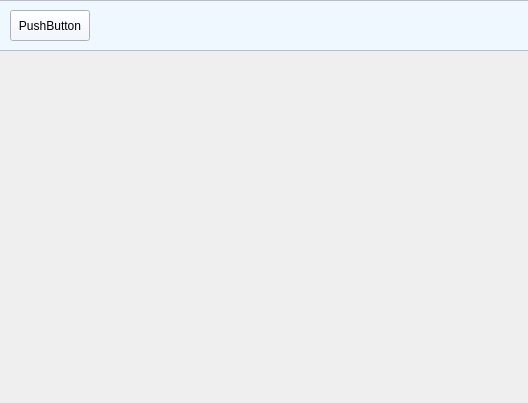
Old version of the form mainwindow.ui in the repository TheoFRASSI/GaleriePhotoIHM.
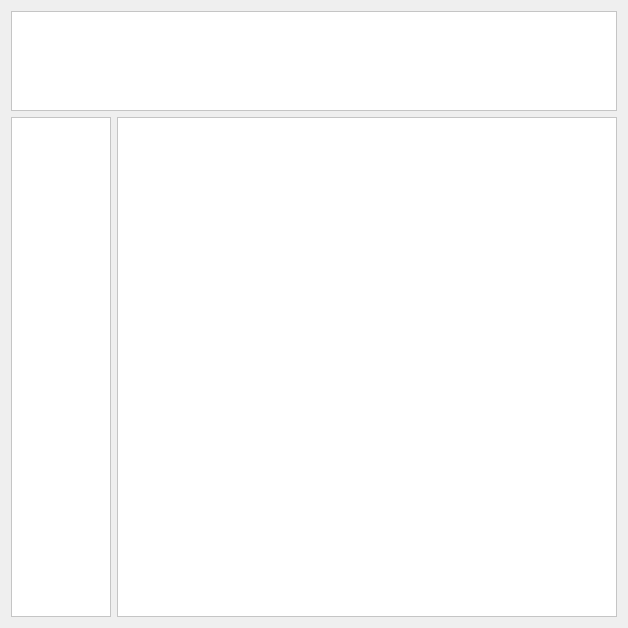
New version of the form. Icons and pictures are not drawn.

Commit message: bouton menu

Diff of the .ui file:
```diff
--- a/mainwindow.ui
+++ b/mainwindow.ui
@@ -18,14 +18,27 @@
     <normaloff>../../../Pictures/ImageProjetQt/gallery-icon.png</normaloff>../../../Pictures/ImageProjetQt/gallery-icon.png</iconset>
   </property>
   <widget class="QWidget" name="centralWidget">
+   <layout class="QGridLayout" name="gridLayout">
+    <item row="0" column="0">
+     <layout class="QVBoxLayout" name="verticalLayout">
+      <item>
+       <layout class="QHBoxLayout" name="horizontalLayout">
+        <property name="spacing">
+         <number>4</number>
+        </property>
+        <item>
    <widget class="QFrame" name="frame">
-    <property name="geometry">
-     <rect>
-      <x>-10</x>
-      <y>0</y>
-      <width>541</width>
-      <height>51</height>
-     </rect>
+          <property name="minimumSize">
+           <size>
+            <width>0</width>
+            <height>100</height>
+           </size>
+          </property>
+          <property name="maximumSize">
+           <size>
+            <width>16777215</width>
+            <height>100</height>
+           </size>
     </property>
     <property name="palette">
      <palette>
@@ -42,8 +55,8 @@
        <colorrole role="Button">
         <brush brushstyle="SolidPattern">
          <color alpha="255">
-          <red>240</red>
-          <green>248</green>
+                <red>255</red>
+                <green>255</green>
           <blue>255</blue>
          </color>
         </brush>
@@ -60,8 +73,8 @@
        <colorrole role="Midlight">
         <brush brushstyle="SolidPattern">
          <color alpha="255">
-          <red>247</red>
-          <green>251</green>
+                <red>255</red>
+                <green>255</green>
           <blue>255</blue>
          </color>
         </brush>
@@ -69,8 +82,8 @@
        <colorrole role="Dark">
         <brush brushstyle="SolidPattern">
          <color alpha="255">
-          <red>120</red>
-          <green>124</green>
+                <red>127</red>
+                <green>127</green>
           <blue>127</blue>
          </color>
         </brush>
@@ -78,8 +91,8 @@
        <colorrole role="Mid">
         <brush brushstyle="SolidPattern">
          <color alpha="255">
-          <red>160</red>
-          <green>165</green>
+                <red>170</red>
+                <green>170</green>
           <blue>170</blue>
          </color>
         </brush>
@@ -123,8 +136,8 @@
        <colorrole role="Window">
         <brush brushstyle="SolidPattern">
          <color alpha="255">
-          <red>240</red>
-          <green>248</green>
+                <red>255</red>
+                <green>255</green>
           <blue>255</blue>
          </color>
         </brush>
@@ -141,8 +154,8 @@
        <colorrole role="AlternateBase">
         <brush brushstyle="SolidPattern">
          <color alpha="255">
-          <red>247</red>
-          <green>251</green>
+                <red>255</red>
+                <green>255</green>
           <blue>255</blue>
          </color>
         </brush>
@@ -188,8 +201,8 @@
        <colorrole role="Button">
         <brush brushstyle="SolidPattern">
          <color alpha="255">
-          <red>240</red>
-          <green>248</green>
+                <red>255</red>
+                <green>255</green>
           <blue>255</blue>
          </color>
         </brush>
@@ -206,8 +219,8 @@
        <colorrole role="Midlight">
         <brush brushstyle="SolidPattern">
          <color alpha="255">
-          <red>247</red>
-          <green>251</green>
+                <red>255</red>
+                <green>255</green>
           <blue>255</blue>
          </color>
         </brush>
@@ -215,8 +228,8 @@
        <colorrole role="Dark">
         <brush brushstyle="SolidPattern">
          <color alpha="255">
-          <red>120</red>
-          <green>124</green>
+                <red>127</red>
+                <green>127</green>
           <blue>127</blue>
          </color>
         </brush>
@@ -224,8 +237,8 @@
        <colorrole role="Mid">
         <brush brushstyle="SolidPattern">
          <color alpha="255">
-          <red>160</red>
-          <green>165</green>
+                <red>170</red>
+                <green>170</green>
           <blue>170</blue>
          </color>
         </brush>
@@ -269,8 +282,8 @@
        <colorrole role="Window">
         <brush brushstyle="SolidPattern">
          <color alpha="255">
-          <red>240</red>
-          <green>248</green>
+                <red>255</red>
+                <green>255</green>
           <blue>255</blue>
          </color>
         </brush>
@@ -287,8 +300,8 @@
        <colorrole role="AlternateBase">
         <brush brushstyle="SolidPattern">
          <color alpha="255">
-          <red>247</red>
-          <green>251</green>
+                <red>255</red>
+                <green>255</green>
           <blue>255</blue>
          </color>
         </brush>
@@ -325,8 +338,8 @@
        <colorrole role="WindowText">
         <brush brushstyle="SolidPattern">
          <color alpha="255">
-          <red>120</red>
-          <green>124</green>
+                <red>127</red>
+                <green>127</green>
           <blue>127</blue>
          </color>
         </brush>
@@ -334,8 +347,8 @@
        <colorrole role="Button">
         <brush brushstyle="SolidPattern">
          <color alpha="255">
-          <red>240</red>
-          <green>248</green>
+                <red>255</red>
+                <green>255</green>
           <blue>255</blue>
          </color>
         </brush>
@@ -352,8 +365,8 @@
        <colorrole role="Midlight">
         <brush brushstyle="SolidPattern">
          <color alpha="255">
-          <red>247</red>
-          <green>251</green>
+                <red>255</red>
+                <green>255</green>
           <blue>255</blue>
          </color>
         </brush>
@@ -361,8 +374,8 @@
        <colorrole role="Dark">
         <brush brushstyle="SolidPattern">
          <color alpha="255">
-          <red>120</red>
-          <green>124</green>
+                <red>127</red>
+                <green>127</green>
           <blue>127</blue>
          </color>
         </brush>
@@ -370,8 +383,8 @@
        <colorrole role="Mid">
         <brush brushstyle="SolidPattern">
          <color alpha="255">
-          <red>160</red>
-          <green>165</green>
+                <red>170</red>
+                <green>170</green>
           <blue>170</blue>
          </color>
         </brush>
@@ -379,8 +392,8 @@
        <colorrole role="Text">
         <brush brushstyle="SolidPattern">
          <color alpha="255">
-          <red>120</red>
-          <green>124</green>
+                <red>127</red>
+                <green>127</green>
           <blue>127</blue>
          </color>
         </brush>
@@ -397,8 +410,8 @@
        <colorrole role="ButtonText">
         <brush brushstyle="SolidPattern">
          <color alpha="255">
-          <red>120</red>
-          <green>124</green>
+                <red>127</red>
+                <green>127</green>
           <blue>127</blue>
          </color>
         </brush>
@@ -406,8 +419,8 @@
        <colorrole role="Base">
         <brush brushstyle="SolidPattern">
          <color alpha="255">
-          <red>240</red>
-          <green>248</green>
+                <red>255</red>
+                <green>255</green>
           <blue>255</blue>
          </color>
         </brush>
@@ -415,8 +428,8 @@
        <colorrole role="Window">
         <brush brushstyle="SolidPattern">
          <color alpha="255">
-          <red>240</red>
-          <green>248</green>
+                <red>255</red>
+                <green>255</green>
           <blue>255</blue>
          </color>
         </brush>
@@ -433,8 +446,8 @@
        <colorrole role="AlternateBase">
         <brush brushstyle="SolidPattern">
          <color alpha="255">
-          <red>240</red>
-          <green>248</green>
+                <red>255</red>
+                <green>255</green>
           <blue>255</blue>
          </color>
         </brush>
@@ -478,20 +491,977 @@
     <property name="frameShadow">
      <enum>QFrame::Raised</enum>
     </property>
-    <widget class="QPushButton" name="pushButton">
+          <widget class="QLabel" name="label">
      <property name="geometry">
       <rect>
-       <x>20</x>
-       <y>10</y>
-       <width>80</width>
-       <height>31</height>
+             <x>180</x>
+             <y>110</y>
+             <width>35</width>
+             <height>10</height>
       </rect>
      </property>
      <property name="text">
-      <string>PushButton</string>
-     </property>
-    </widget>
-   </widget>
+            <string>TextLabel</string>
+           </property>
+          </widget>
+          <widget class="QWidget" name="horizontalLayoutWidget_3">
+           <property name="geometry">
+            <rect>
+             <x>0</x>
+             <y>0</y>
+             <width>101</width>
+             <height>101</height>
+            </rect>
+           </property>
+           <layout class="QHBoxLayout" name="menu"/>
+          </widget>
+         </widget>
+        </item>
+       </layout>
+      </item>
+      <item>
+       <layout class="QHBoxLayout" name="horizontalLayout_2">
+        <item>
+         <layout class="QVBoxLayout" name="verticalLayout_3">
+          <item>
+           <widget class="QFrame" name="frame_2">
+            <property name="minimumSize">
+             <size>
+              <width>100</width>
+              <height>300</height>
+             </size>
+            </property>
+            <property name="maximumSize">
+             <size>
+              <width>50</width>
+              <height>16777215</height>
+             </size>
+            </property>
+            <property name="palette">
+             <palette>
+              <active>
+               <colorrole role="WindowText">
+                <brush brushstyle="SolidPattern">
+                 <color alpha="255">
+                  <red>0</red>
+                  <green>0</green>
+                  <blue>0</blue>
+                 </color>
+                </brush>
+               </colorrole>
+               <colorrole role="Button">
+                <brush brushstyle="SolidPattern">
+                 <color alpha="255">
+                  <red>255</red>
+                  <green>255</green>
+                  <blue>255</blue>
+                 </color>
+                </brush>
+               </colorrole>
+               <colorrole role="Light">
+                <brush brushstyle="SolidPattern">
+                 <color alpha="255">
+                  <red>255</red>
+                  <green>255</green>
+                  <blue>255</blue>
+                 </color>
+                </brush>
+               </colorrole>
+               <colorrole role="Midlight">
+                <brush brushstyle="SolidPattern">
+                 <color alpha="255">
+                  <red>255</red>
+                  <green>255</green>
+                  <blue>255</blue>
+                 </color>
+                </brush>
+               </colorrole>
+               <colorrole role="Dark">
+                <brush brushstyle="SolidPattern">
+                 <color alpha="255">
+                  <red>127</red>
+                  <green>127</green>
+                  <blue>127</blue>
+                 </color>
+                </brush>
+               </colorrole>
+               <colorrole role="Mid">
+                <brush brushstyle="SolidPattern">
+                 <color alpha="255">
+                  <red>170</red>
+                  <green>170</green>
+                  <blue>170</blue>
+                 </color>
+                </brush>
+               </colorrole>
+               <colorrole role="Text">
+                <brush brushstyle="SolidPattern">
+                 <color alpha="255">
+                  <red>0</red>
+                  <green>0</green>
+                  <blue>0</blue>
+                 </color>
+                </brush>
+               </colorrole>
+               <colorrole role="BrightText">
+                <brush brushstyle="SolidPattern">
+                 <color alpha="255">
+                  <red>255</red>
+                  <green>255</green>
+                  <blue>255</blue>
+                 </color>
+                </brush>
+               </colorrole>
+               <colorrole role="ButtonText">
+                <brush brushstyle="SolidPattern">
+                 <color alpha="255">
+                  <red>0</red>
+                  <green>0</green>
+                  <blue>0</blue>
+                 </color>
+                </brush>
+               </colorrole>
+               <colorrole role="Base">
+                <brush brushstyle="SolidPattern">
+                 <color alpha="255">
+                  <red>255</red>
+                  <green>255</green>
+                  <blue>255</blue>
+                 </color>
+                </brush>
+               </colorrole>
+               <colorrole role="Window">
+                <brush brushstyle="SolidPattern">
+                 <color alpha="255">
+                  <red>255</red>
+                  <green>255</green>
+                  <blue>255</blue>
+                 </color>
+                </brush>
+               </colorrole>
+               <colorrole role="Shadow">
+                <brush brushstyle="SolidPattern">
+                 <color alpha="255">
+                  <red>0</red>
+                  <green>0</green>
+                  <blue>0</blue>
+                 </color>
+                </brush>
+               </colorrole>
+               <colorrole role="AlternateBase">
+                <brush brushstyle="SolidPattern">
+                 <color alpha="255">
+                  <red>255</red>
+                  <green>255</green>
+                  <blue>255</blue>
+                 </color>
+                </brush>
+               </colorrole>
+               <colorrole role="ToolTipBase">
+                <brush brushstyle="SolidPattern">
+                 <color alpha="255">
+                  <red>255</red>
+                  <green>255</green>
+                  <blue>220</blue>
+                 </color>
+                </brush>
+               </colorrole>
+               <colorrole role="ToolTipText">
+                <brush brushstyle="SolidPattern">
+                 <color alpha="255">
+                  <red>0</red>
+                  <green>0</green>
+                  <blue>0</blue>
+                 </color>
+                </brush>
+               </colorrole>
+               <colorrole role="PlaceholderText">
+                <brush brushstyle="SolidPattern">
+                 <color alpha="128">
+                  <red>0</red>
+                  <green>0</green>
+                  <blue>0</blue>
+                 </color>
+                </brush>
+               </colorrole>
+              </active>
+              <inactive>
+               <colorrole role="WindowText">
+                <brush brushstyle="SolidPattern">
+                 <color alpha="255">
+                  <red>0</red>
+                  <green>0</green>
+                  <blue>0</blue>
+                 </color>
+                </brush>
+               </colorrole>
+               <colorrole role="Button">
+                <brush brushstyle="SolidPattern">
+                 <color alpha="255">
+                  <red>255</red>
+                  <green>255</green>
+                  <blue>255</blue>
+                 </color>
+                </brush>
+               </colorrole>
+               <colorrole role="Light">
+                <brush brushstyle="SolidPattern">
+                 <color alpha="255">
+                  <red>255</red>
+                  <green>255</green>
+                  <blue>255</blue>
+                 </color>
+                </brush>
+               </colorrole>
+               <colorrole role="Midlight">
+                <brush brushstyle="SolidPattern">
+                 <color alpha="255">
+                  <red>255</red>
+                  <green>255</green>
+                  <blue>255</blue>
+                 </color>
+                </brush>
+               </colorrole>
+               <colorrole role="Dark">
+                <brush brushstyle="SolidPattern">
+                 <color alpha="255">
+                  <red>127</red>
+                  <green>127</green>
+                  <blue>127</blue>
+                 </color>
+                </brush>
+               </colorrole>
+               <colorrole role="Mid">
+                <brush brushstyle="SolidPattern">
+                 <color alpha="255">
+                  <red>170</red>
+                  <green>170</green>
+                  <blue>170</blue>
+                 </color>
+                </brush>
+               </colorrole>
+               <colorrole role="Text">
+                <brush brushstyle="SolidPattern">
+                 <color alpha="255">
+                  <red>0</red>
+                  <green>0</green>
+                  <blue>0</blue>
+                 </color>
+                </brush>
+               </colorrole>
+               <colorrole role="BrightText">
+                <brush brushstyle="SolidPattern">
+                 <color alpha="255">
+                  <red>255</red>
+                  <green>255</green>
+                  <blue>255</blue>
+                 </color>
+                </brush>
+               </colorrole>
+               <colorrole role="ButtonText">
+                <brush brushstyle="SolidPattern">
+                 <color alpha="255">
+                  <red>0</red>
+                  <green>0</green>
+                  <blue>0</blue>
+                 </color>
+                </brush>
+               </colorrole>
+               <colorrole role="Base">
+                <brush brushstyle="SolidPattern">
+                 <color alpha="255">
+                  <red>255</red>
+                  <green>255</green>
+                  <blue>255</blue>
+                 </color>
+                </brush>
+               </colorrole>
+               <colorrole role="Window">
+                <brush brushstyle="SolidPattern">
+                 <color alpha="255">
+                  <red>255</red>
+                  <green>255</green>
+                  <blue>255</blue>
+                 </color>
+                </brush>
+               </colorrole>
+               <colorrole role="Shadow">
+                <brush brushstyle="SolidPattern">
+                 <color alpha="255">
+                  <red>0</red>
+                  <green>0</green>
+                  <blue>0</blue>
+                 </color>
+                </brush>
+               </colorrole>
+               <colorrole role="AlternateBase">
+                <brush brushstyle="SolidPattern">
+                 <color alpha="255">
+                  <red>255</red>
+                  <green>255</green>
+                  <blue>255</blue>
+                 </color>
+                </brush>
+               </colorrole>
+               <colorrole role="ToolTipBase">
+                <brush brushstyle="SolidPattern">
+                 <color alpha="255">
+                  <red>255</red>
+                  <green>255</green>
+                  <blue>220</blue>
+                 </color>
+                </brush>
+               </colorrole>
+               <colorrole role="ToolTipText">
+                <brush brushstyle="SolidPattern">
+                 <color alpha="255">
+                  <red>0</red>
+                  <green>0</green>
+                  <blue>0</blue>
+                 </color>
+                </brush>
+               </colorrole>
+               <colorrole role="PlaceholderText">
+                <brush brushstyle="SolidPattern">
+                 <color alpha="128">
+                  <red>0</red>
+                  <green>0</green>
+                  <blue>0</blue>
+                 </color>
+                </brush>
+               </colorrole>
+              </inactive>
+              <disabled>
+               <colorrole role="WindowText">
+                <brush brushstyle="SolidPattern">
+                 <color alpha="255">
+                  <red>127</red>
+                  <green>127</green>
+                  <blue>127</blue>
+                 </color>
+                </brush>
+               </colorrole>
+               <colorrole role="Button">
+                <brush brushstyle="SolidPattern">
+                 <color alpha="255">
+                  <red>255</red>
+                  <green>255</green>
+                  <blue>255</blue>
+                 </color>
+                </brush>
+               </colorrole>
+               <colorrole role="Light">
+                <brush brushstyle="SolidPattern">
+                 <color alpha="255">
+                  <red>255</red>
+                  <green>255</green>
+                  <blue>255</blue>
+                 </color>
+                </brush>
+               </colorrole>
+               <colorrole role="Midlight">
+                <brush brushstyle="SolidPattern">
+                 <color alpha="255">
+                  <red>255</red>
+                  <green>255</green>
+                  <blue>255</blue>
+                 </color>
+                </brush>
+               </colorrole>
+               <colorrole role="Dark">
+                <brush brushstyle="SolidPattern">
+                 <color alpha="255">
+                  <red>127</red>
+                  <green>127</green>
+                  <blue>127</blue>
+                 </color>
+                </brush>
+               </colorrole>
+               <colorrole role="Mid">
+                <brush brushstyle="SolidPattern">
+                 <color alpha="255">
+                  <red>170</red>
+                  <green>170</green>
+                  <blue>170</blue>
+                 </color>
+                </brush>
+               </colorrole>
+               <colorrole role="Text">
+                <brush brushstyle="SolidPattern">
+                 <color alpha="255">
+                  <red>127</red>
+                  <green>127</green>
+                  <blue>127</blue>
+                 </color>
+                </brush>
+               </colorrole>
+               <colorrole role="BrightText">
+                <brush brushstyle="SolidPattern">
+                 <color alpha="255">
+                  <red>255</red>
+                  <green>255</green>
+                  <blue>255</blue>
+                 </color>
+                </brush>
+               </colorrole>
+               <colorrole role="ButtonText">
+                <brush brushstyle="SolidPattern">
+                 <color alpha="255">
+                  <red>127</red>
+                  <green>127</green>
+                  <blue>127</blue>
+                 </color>
+                </brush>
+               </colorrole>
+               <colorrole role="Base">
+                <brush brushstyle="SolidPattern">
+                 <color alpha="255">
+                  <red>255</red>
+                  <green>255</green>
+                  <blue>255</blue>
+                 </color>
+                </brush>
+               </colorrole>
+               <colorrole role="Window">
+                <brush brushstyle="SolidPattern">
+                 <color alpha="255">
+                  <red>255</red>
+                  <green>255</green>
+                  <blue>255</blue>
+                 </color>
+                </brush>
+               </colorrole>
+               <colorrole role="Shadow">
+                <brush brushstyle="SolidPattern">
+                 <color alpha="255">
+                  <red>0</red>
+                  <green>0</green>
+                  <blue>0</blue>
+                 </color>
+                </brush>
+               </colorrole>
+               <colorrole role="AlternateBase">
+                <brush brushstyle="SolidPattern">
+                 <color alpha="255">
+                  <red>255</red>
+                  <green>255</green>
+                  <blue>255</blue>
+                 </color>
+                </brush>
+               </colorrole>
+               <colorrole role="ToolTipBase">
+                <brush brushstyle="SolidPattern">
+                 <color alpha="255">
+                  <red>255</red>
+                  <green>255</green>
+                  <blue>220</blue>
+                 </color>
+                </brush>
+               </colorrole>
+               <colorrole role="ToolTipText">
+                <brush brushstyle="SolidPattern">
+                 <color alpha="255">
+                  <red>0</red>
+                  <green>0</green>
+                  <blue>0</blue>
+                 </color>
+                </brush>
+               </colorrole>
+               <colorrole role="PlaceholderText">
+                <brush brushstyle="SolidPattern">
+                 <color alpha="128">
+                  <red>0</red>
+                  <green>0</green>
+                  <blue>0</blue>
+                 </color>
+                </brush>
+               </colorrole>
+              </disabled>
+             </palette>
+            </property>
+            <property name="autoFillBackground">
+             <bool>true</bool>
+            </property>
+            <property name="frameShape">
+             <enum>QFrame::StyledPanel</enum>
+            </property>
+            <property name="frameShadow">
+             <enum>QFrame::Raised</enum>
+            </property>
+           </widget>
+          </item>
+         </layout>
+        </item>
+        <item>
+         <layout class="QVBoxLayout" name="verticalLayout_2">
+          <item>
+           <widget class="QFrame" name="frame_3">
+            <property name="minimumSize">
+             <size>
+              <width>500</width>
+              <height>500</height>
+             </size>
+            </property>
+            <property name="palette">
+             <palette>
+              <active>
+               <colorrole role="WindowText">
+                <brush brushstyle="SolidPattern">
+                 <color alpha="255">
+                  <red>0</red>
+                  <green>0</green>
+                  <blue>0</blue>
+                 </color>
+                </brush>
+               </colorrole>
+               <colorrole role="Button">
+                <brush brushstyle="SolidPattern">
+                 <color alpha="255">
+                  <red>255</red>
+                  <green>255</green>
+                  <blue>255</blue>
+                 </color>
+                </brush>
+               </colorrole>
+               <colorrole role="Light">
+                <brush brushstyle="SolidPattern">
+                 <color alpha="255">
+                  <red>255</red>
+                  <green>255</green>
+                  <blue>255</blue>
+                 </color>
+                </brush>
+               </colorrole>
+               <colorrole role="Midlight">
+                <brush brushstyle="SolidPattern">
+                 <color alpha="255">
+                  <red>255</red>
+                  <green>255</green>
+                  <blue>255</blue>
+                 </color>
+                </brush>
+               </colorrole>
+               <colorrole role="Dark">
+                <brush brushstyle="SolidPattern">
+                 <color alpha="255">
+                  <red>127</red>
+                  <green>127</green>
+                  <blue>127</blue>
+                 </color>
+                </brush>
+               </colorrole>
+               <colorrole role="Mid">
+                <brush brushstyle="SolidPattern">
+                 <color alpha="255">
+                  <red>170</red>
+                  <green>170</green>
+                  <blue>170</blue>
+                 </color>
+                </brush>
+               </colorrole>
+               <colorrole role="Text">
+                <brush brushstyle="SolidPattern">
+                 <color alpha="255">
+                  <red>0</red>
+                  <green>0</green>
+                  <blue>0</blue>
+                 </color>
+                </brush>
+               </colorrole>
+               <colorrole role="BrightText">
+                <brush brushstyle="SolidPattern">
+                 <color alpha="255">
+                  <red>255</red>
+                  <green>255</green>
+                  <blue>255</blue>
+                 </color>
+                </brush>
+               </colorrole>
+               <colorrole role="ButtonText">
+                <brush brushstyle="SolidPattern">
+                 <color alpha="255">
+                  <red>0</red>
+                  <green>0</green>
+                  <blue>0</blue>
+                 </color>
+                </brush>
+               </colorrole>
+               <colorrole role="Base">
+                <brush brushstyle="SolidPattern">
+                 <color alpha="255">
+                  <red>255</red>
+                  <green>255</green>
+                  <blue>255</blue>
+                 </color>
+                </brush>
+               </colorrole>
+               <colorrole role="Window">
+                <brush brushstyle="SolidPattern">
+                 <color alpha="255">
+                  <red>255</red>
+                  <green>255</green>
+                  <blue>255</blue>
+                 </color>
+                </brush>
+               </colorrole>
+               <colorrole role="Shadow">
+                <brush brushstyle="SolidPattern">
+                 <color alpha="255">
+                  <red>0</red>
+                  <green>0</green>
+                  <blue>0</blue>
+                 </color>
+                </brush>
+               </colorrole>
+               <colorrole role="AlternateBase">
+                <brush brushstyle="SolidPattern">
+                 <color alpha="255">
+                  <red>255</red>
+                  <green>255</green>
+                  <blue>255</blue>
+                 </color>
+                </brush>
+               </colorrole>
+               <colorrole role="ToolTipBase">
+                <brush brushstyle="SolidPattern">
+                 <color alpha="255">
+                  <red>255</red>
+                  <green>255</green>
+                  <blue>220</blue>
+                 </color>
+                </brush>
+               </colorrole>
+               <colorrole role="ToolTipText">
+                <brush brushstyle="SolidPattern">
+                 <color alpha="255">
+                  <red>0</red>
+                  <green>0</green>
+                  <blue>0</blue>
+                 </color>
+                </brush>
+               </colorrole>
+               <colorrole role="PlaceholderText">
+                <brush brushstyle="SolidPattern">
+                 <color alpha="128">
+                  <red>0</red>
+                  <green>0</green>
+                  <blue>0</blue>
+                 </color>
+                </brush>
+               </colorrole>
+              </active>
+              <inactive>
+               <colorrole role="WindowText">
+                <brush brushstyle="SolidPattern">
+                 <color alpha="255">
+                  <red>0</red>
+                  <green>0</green>
+                  <blue>0</blue>
+                 </color>
+                </brush>
+               </colorrole>
+               <colorrole role="Button">
+                <brush brushstyle="SolidPattern">
+                 <color alpha="255">
+                  <red>255</red>
+                  <green>255</green>
+                  <blue>255</blue>
+                 </color>
+                </brush>
+               </colorrole>
+               <colorrole role="Light">
+                <brush brushstyle="SolidPattern">
+                 <color alpha="255">
+                  <red>255</red>
+                  <green>255</green>
+                  <blue>255</blue>
+                 </color>
+                </brush>
+               </colorrole>
+               <colorrole role="Midlight">
+                <brush brushstyle="SolidPattern">
+                 <color alpha="255">
+                  <red>255</red>
+                  <green>255</green>
+                  <blue>255</blue>
+                 </color>
+                </brush>
+               </colorrole>
+               <colorrole role="Dark">
+                <brush brushstyle="SolidPattern">
+                 <color alpha="255">
+                  <red>127</red>
+                  <green>127</green>
+                  <blue>127</blue>
+                 </color>
+                </brush>
+               </colorrole>
+               <colorrole role="Mid">
+                <brush brushstyle="SolidPattern">
+                 <color alpha="255">
+                  <red>170</red>
+                  <green>170</green>
+                  <blue>170</blue>
+                 </color>
+                </brush>
+               </colorrole>
+               <colorrole role="Text">
+                <brush brushstyle="SolidPattern">
+                 <color alpha="255">
+                  <red>0</red>
+                  <green>0</green>
+                  <blue>0</blue>
+                 </color>
+                </brush>
+               </colorrole>
+               <colorrole role="BrightText">
+                <brush brushstyle="SolidPattern">
+                 <color alpha="255">
+                  <red>255</red>
+                  <green>255</green>
+                  <blue>255</blue>
+                 </color>
+                </brush>
+               </colorrole>
+               <colorrole role="ButtonText">
+                <brush brushstyle="SolidPattern">
+                 <color alpha="255">
+                  <red>0</red>
+                  <green>0</green>
+                  <blue>0</blue>
+                 </color>
+                </brush>
+               </colorrole>
+               <colorrole role="Base">
+                <brush brushstyle="SolidPattern">
+                 <color alpha="255">
+                  <red>255</red>
+                  <green>255</green>
+                  <blue>255</blue>
+                 </color>
+                </brush>
+               </colorrole>
+               <colorrole role="Window">
+                <brush brushstyle="SolidPattern">
+                 <color alpha="255">
+                  <red>255</red>
+                  <green>255</green>
+                  <blue>255</blue>
+                 </color>
+                </brush>
+               </colorrole>
+               <colorrole role="Shadow">
+                <brush brushstyle="SolidPattern">
+                 <color alpha="255">
+                  <red>0</red>
+                  <green>0</green>
+                  <blue>0</blue>
+                 </color>
+                </brush>
+               </colorrole>
+               <colorrole role="AlternateBase">
+                <brush brushstyle="SolidPattern">
+                 <color alpha="255">
+                  <red>255</red>
+                  <green>255</green>
+                  <blue>255</blue>
+                 </color>
+                </brush>
+               </colorrole>
+               <colorrole role="ToolTipBase">
+                <brush brushstyle="SolidPattern">
+                 <color alpha="255">
+                  <red>255</red>
+                  <green>255</green>
+                  <blue>220</blue>
+                 </color>
+                </brush>
+               </colorrole>
+               <colorrole role="ToolTipText">
+                <brush brushstyle="SolidPattern">
+                 <color alpha="255">
+                  <red>0</red>
+                  <green>0</green>
+                  <blue>0</blue>
+                 </color>
+                </brush>
+               </colorrole>
+               <colorrole role="PlaceholderText">
+                <brush brushstyle="SolidPattern">
+                 <color alpha="128">
+                  <red>0</red>
+                  <green>0</green>
+                  <blue>0</blue>
+                 </color>
+                </brush>
+               </colorrole>
+              </inactive>
+              <disabled>
+               <colorrole role="WindowText">
+                <brush brushstyle="SolidPattern">
+                 <color alpha="255">
+                  <red>127</red>
+                  <green>127</green>
+                  <blue>127</blue>
+                 </color>
+                </brush>
+               </colorrole>
+               <colorrole role="Button">
+                <brush brushstyle="SolidPattern">
+                 <color alpha="255">
+                  <red>255</red>
+                  <green>255</green>
+                  <blue>255</blue>
+                 </color>
+                </brush>
+               </colorrole>
+               <colorrole role="Light">
+                <brush brushstyle="SolidPattern">
+                 <color alpha="255">
+                  <red>255</red>
+                  <green>255</green>
+                  <blue>255</blue>
+                 </color>
+                </brush>
+               </colorrole>
+               <colorrole role="Midlight">
+                <brush brushstyle="SolidPattern">
+                 <color alpha="255">
+                  <red>255</red>
+                  <green>255</green>
+                  <blue>255</blue>
+                 </color>
+                </brush>
+               </colorrole>
+               <colorrole role="Dark">
+                <brush brushstyle="SolidPattern">
+                 <color alpha="255">
+                  <red>127</red>
+                  <green>127</green>
+                  <blue>127</blue>
+                 </color>
+                </brush>
+               </colorrole>
+               <colorrole role="Mid">
+                <brush brushstyle="SolidPattern">
+                 <color alpha="255">
+                  <red>170</red>
+                  <green>170</green>
+                  <blue>170</blue>
+                 </color>
+                </brush>
+               </colorrole>
+               <colorrole role="Text">
+                <brush brushstyle="SolidPattern">
+                 <color alpha="255">
+                  <red>127</red>
+                  <green>127</green>
+                  <blue>127</blue>
+                 </color>
+                </brush>
+               </colorrole>
+               <colorrole role="BrightText">
+                <brush brushstyle="SolidPattern">
+                 <color alpha="255">
+                  <red>255</red>
+                  <green>255</green>
+                  <blue>255</blue>
+                 </color>
+                </brush>
+               </colorrole>
+               <colorrole role="ButtonText">
+                <brush brushstyle="SolidPattern">
+                 <color alpha="255">
+                  <red>127</red>
+                  <green>127</green>
+                  <blue>127</blue>
+                 </color>
+                </brush>
+               </colorrole>
+               <colorrole role="Base">
+                <brush brushstyle="SolidPattern">
+                 <color alpha="255">
+                  <red>255</red>
+                  <green>255</green>
+                  <blue>255</blue>
+                 </color>
+                </brush>
+               </colorrole>
+               <colorrole role="Window">
+                <brush brushstyle="SolidPattern">
+                 <color alpha="255">
+                  <red>255</red>
+                  <green>255</green>
+                  <blue>255</blue>
+                 </color>
+                </brush>
+               </colorrole>
+               <colorrole role="Shadow">
+                <brush brushstyle="SolidPattern">
+                 <color alpha="255">
+                  <red>0</red>
+                  <green>0</green>
+                  <blue>0</blue>
+                 </color>
+                </brush>
+               </colorrole>
+               <colorrole role="AlternateBase">
+                <brush brushstyle="SolidPattern">
+                 <color alpha="255">
+                  <red>255</red>
+                  <green>255</green>
+                  <blue>255</blue>
+                 </color>
+                </brush>
+               </colorrole>
+               <colorrole role="ToolTipBase">
+                <brush brushstyle="SolidPattern">
+                 <color alpha="255">
+                  <red>255</red>
+                  <green>255</green>
+                  <blue>220</blue>
+                 </color>
+                </brush>
+               </colorrole>
+               <colorrole role="ToolTipText">
+                <brush brushstyle="SolidPattern">
+                 <color alpha="255">
+                  <red>0</red>
+                  <green>0</green>
+                  <blue>0</blue>
+                 </color>
+                </brush>
+               </colorrole>
+               <colorrole role="PlaceholderText">
+                <brush brushstyle="SolidPattern">
+                 <color alpha="128">
+                  <red>0</red>
+                  <green>0</green>
+                  <blue>0</blue>
+                 </color>
+                </brush>
+               </colorrole>
+              </disabled>
+             </palette>
+            </property>
+            <property name="autoFillBackground">
+             <bool>true</bool>
+            </property>
+            <property name="frameShape">
+             <enum>QFrame::StyledPanel</enum>
+            </property>
+            <property name="frameShadow">
+             <enum>QFrame::Raised</enum>
+            </property>
+           </widget>
+          </item>
+         </layout>
+        </item>
+       </layout>
+      </item>
+     </layout>
+    </item>
+   </layout>
   </widget>
  </widget>
  <layoutdefault spacing="6" margin="11"/>
```
Lines whose indentation alone changed are shown as unchanged. The commit also changes 1 other file.
